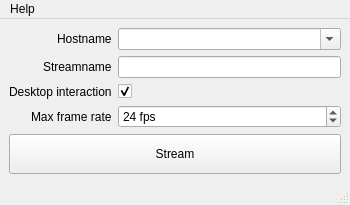
Old version of the form apps/DesktopStreamer/MainWindow.ui in the repository BlueBrain/Deflect.
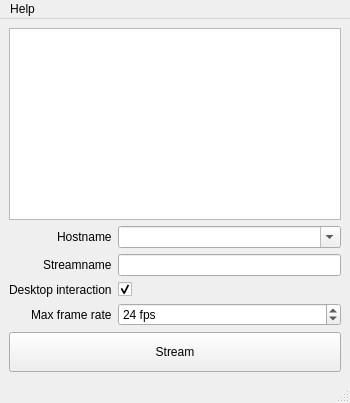
New version of the form.

Patch:
```diff
--- a/apps/DesktopStreamer/MainWindow.ui
+++ b/apps/DesktopStreamer/MainWindow.ui
@@ -7,7 +7,7 @@
     <x>0</x>
     <y>0</y>
     <width>350</width>
-    <height>204</height>
+    <height>402</height>
    </rect>
   </property>
   <property name="sizePolicy">
@@ -50,14 +50,33 @@
       <property name="verticalSpacing">
        <number>6</number>
       </property>
-      <item row="0" column="0">
+      <item row="0" column="0" colspan="2">
+       <widget class="QListView" name="_listView">
+        <property name="flow">
+         <enum>QListView::LeftToRight</enum>
+        </property>
+        <property name="isWrapping" stdset="0">
+         <bool>true</bool>
+        </property>
+        <property name="resizeMode">
+         <enum>QListView::Fixed</enum>
+        </property>
+        <property name="viewMode">
+         <enum>QListView::ListMode</enum>
+        </property>
+        <property name="uniformItemSizes">
+         <bool>true</bool>
+        </property>
+       </widget>
+      </item>
+      <item row="1" column="0">
        <widget class="QLabel" name="hostnameLabel">
         <property name="text">
          <string>Hostname</string>
         </property>
        </widget>
       </item>
-      <item row="0" column="1">
+      <item row="1" column="1">
        <widget class="QComboBox" name="_hostnameComboBox">
         <property name="sizePolicy">
          <sizepolicy hsizetype="Expanding" vsizetype="Fixed">
@@ -85,48 +104,35 @@
         </property>
        </widget>
       </item>
-      <item row="1" column="0">
+      <item row="2" column="0">
        <widget class="QLabel" name="streamnameLabel">
         <property name="text">
          <string>Streamname</string>
         </property>
        </widget>
       </item>
-      <item row="1" column="1">
-       <widget class="QLineEdit" name="_streamnameLineEdit">
-        <property name="sizePolicy">
-         <sizepolicy hsizetype="Expanding" vsizetype="Fixed">
-          <horstretch>0</horstretch>
-          <verstretch>0</verstretch>
-         </sizepolicy>
-        </property>
-        <property name="clearButtonEnabled">
-         <bool>false</bool>
-        </property>
-       </widget>
-      </item>
-      <item row="2" column="0">
+      <item row="3" column="0">
        <widget class="QLabel" name="desktopInteractionLabel">
         <property name="text">
          <string>Desktop interaction</string>
         </property>
        </widget>
       </item>
-      <item row="2" column="1">
+      <item row="3" column="1">
        <widget class="QCheckBox" name="_desktopInteractionCheckBox">
         <property name="checked">
          <bool>true</bool>
         </property>
        </widget>
       </item>
-      <item row="3" column="0">
+      <item row="4" column="0">
        <widget class="QLabel" name="maxFrameRateLabel">
         <property name="text">
          <string>Max frame rate</string>
         </property>
        </widget>
       </item>
-      <item row="3" column="1">
+      <item row="4" column="1">
        <widget class="QSpinBox" name="_maxFrameRateSpinBox">
         <property name="sizePolicy">
          <sizepolicy hsizetype="Expanding" vsizetype="Fixed">
@@ -148,7 +154,7 @@
         </property>
        </widget>
       </item>
-      <item row="4" column="0" colspan="2">
+      <item row="5" column="0" colspan="2">
        <widget class="QPushButton" name="_streamButton">
         <property name="minimumSize">
          <size>
@@ -185,6 +191,19 @@
         </property>
        </widget>
       </item>
+      <item row="2" column="1">
+       <widget class="QLineEdit" name="_streamnameLineEdit">
+        <property name="sizePolicy">
+         <sizepolicy hsizetype="Expanding" vsizetype="Fixed">
+          <horstretch>0</horstretch>
+          <verstretch>0</verstretch>
+         </sizepolicy>
+        </property>
+        <property name="clearButtonEnabled">
+         <bool>false</bool>
+        </property>
+       </widget>
+      </item>
      </layout>
     </item>
    </layout>
```
Left out of the diff: 20 changed lines with no effect on the pictures.
